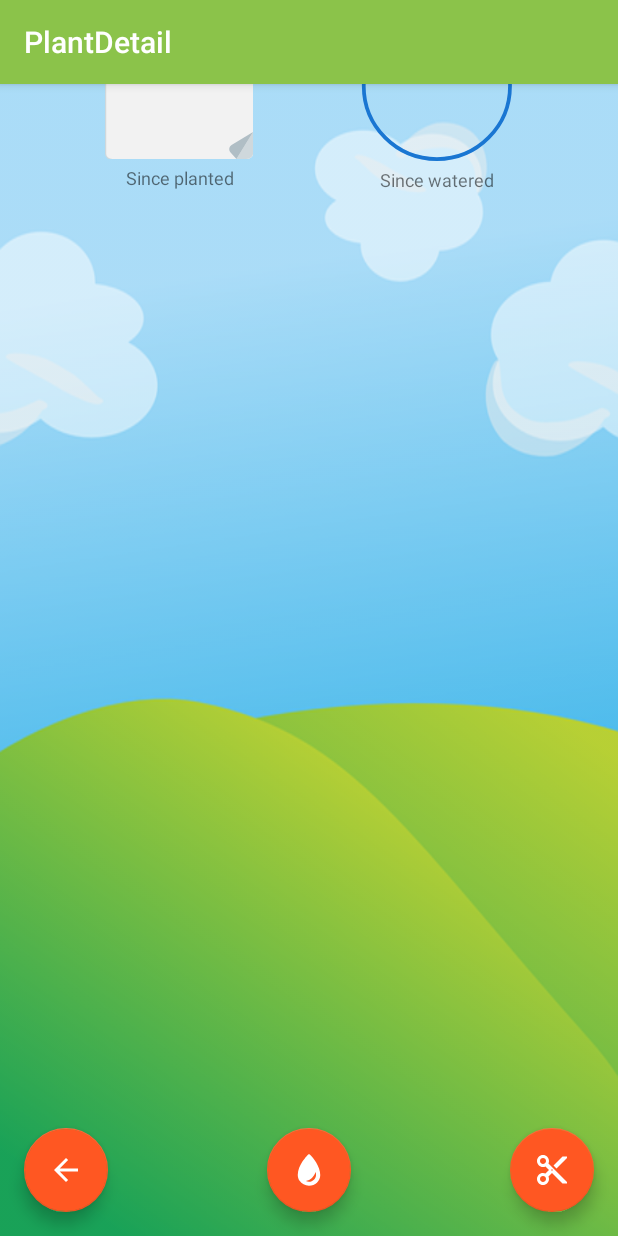
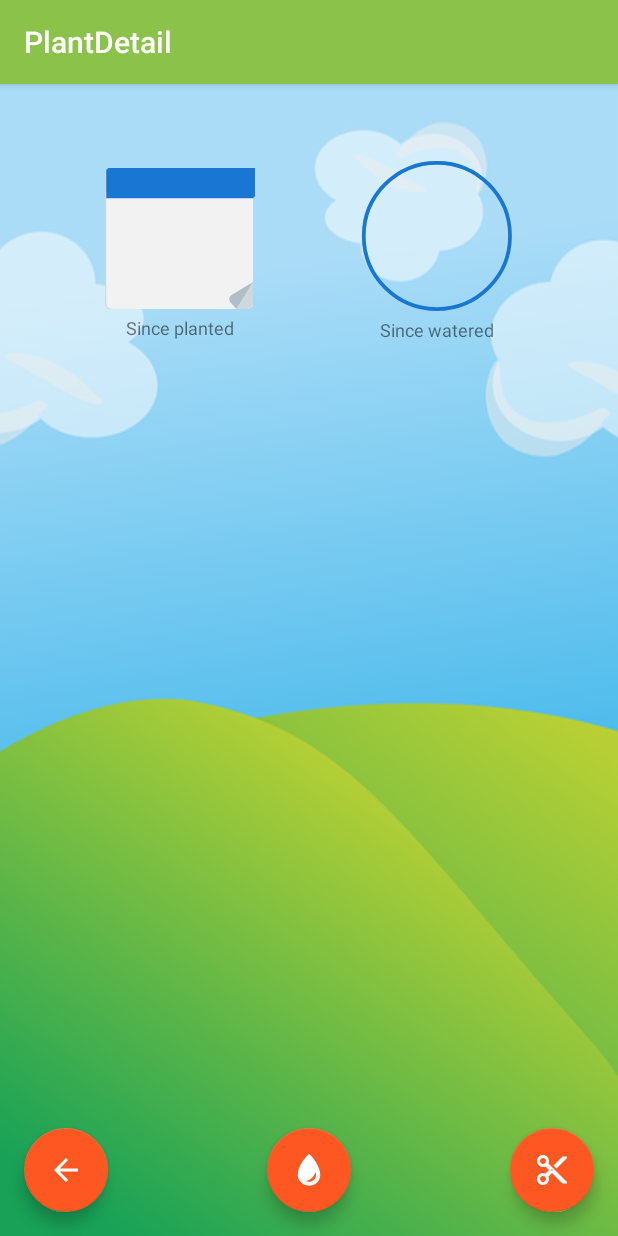
Before and after one commit to memorezasabana/MyGarden, an Android app: the PlantDetailActivity screen opened directly, with no data from a screen before it, on a phone screen of 412 x 824 dp. Run offline under Robolectric (Android 15) with nearby library versions, the phone set to English and light mode, and no system bars.

Commit message:
Update activity_plant_detail.xml

```diff
--- a/app/src/main/res/layout/activity_plant_detail.xml
+++ b/app/src/main/res/layout/activity_plant_detail.xml
@@ -13,6 +13,7 @@
         android:id="@+id/plant_age"
         android:layout_width="wrap_content"
         android:layout_height="wrap_content"
+        android:paddingTop="200dp"
         app:layout_constraintRight_toLeftOf="@+id/water_meter"
         app:layout_constraintTop_toTopOf="parent"
         app:layout_constraintBottom_toTopOf="parent"
@@ -36,6 +37,7 @@
         android:id="@+id/water_meter"
         android:layout_width="wrap_content"
         android:layout_height="wrap_content"
+        android:paddingTop="200dp"
         app:layout_constraintTop_toTopOf="parent"
         app:layout_constraintBottom_toTopOf="parent"
         app:layout_constraintVertical_bias="0.1"
```
